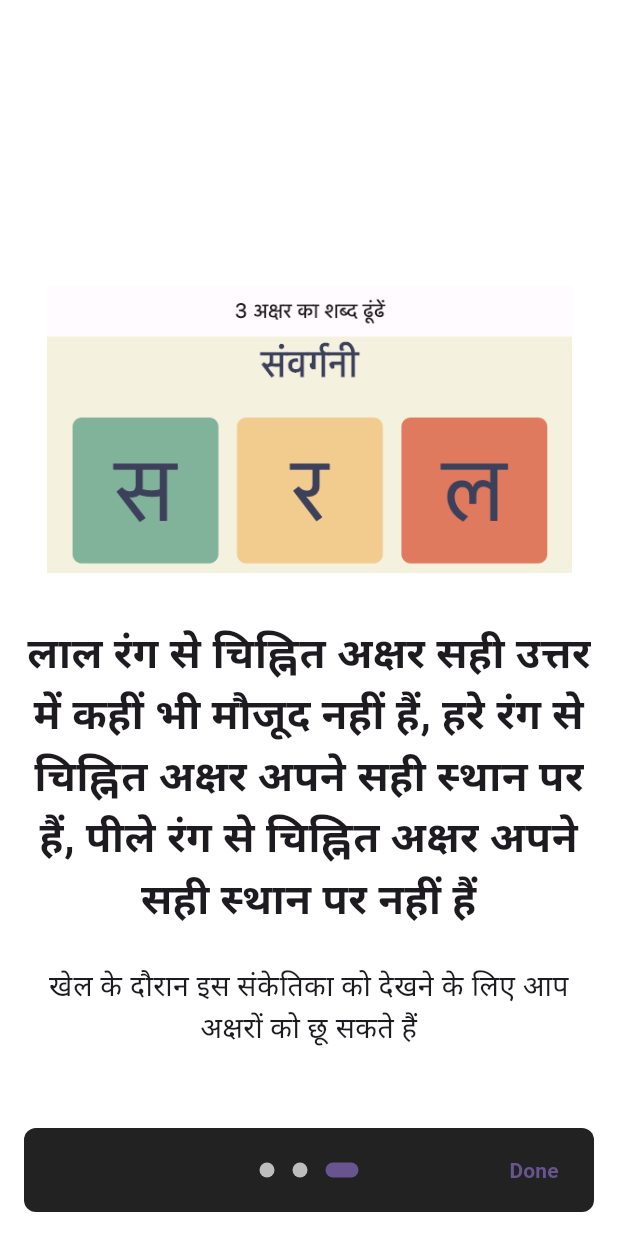
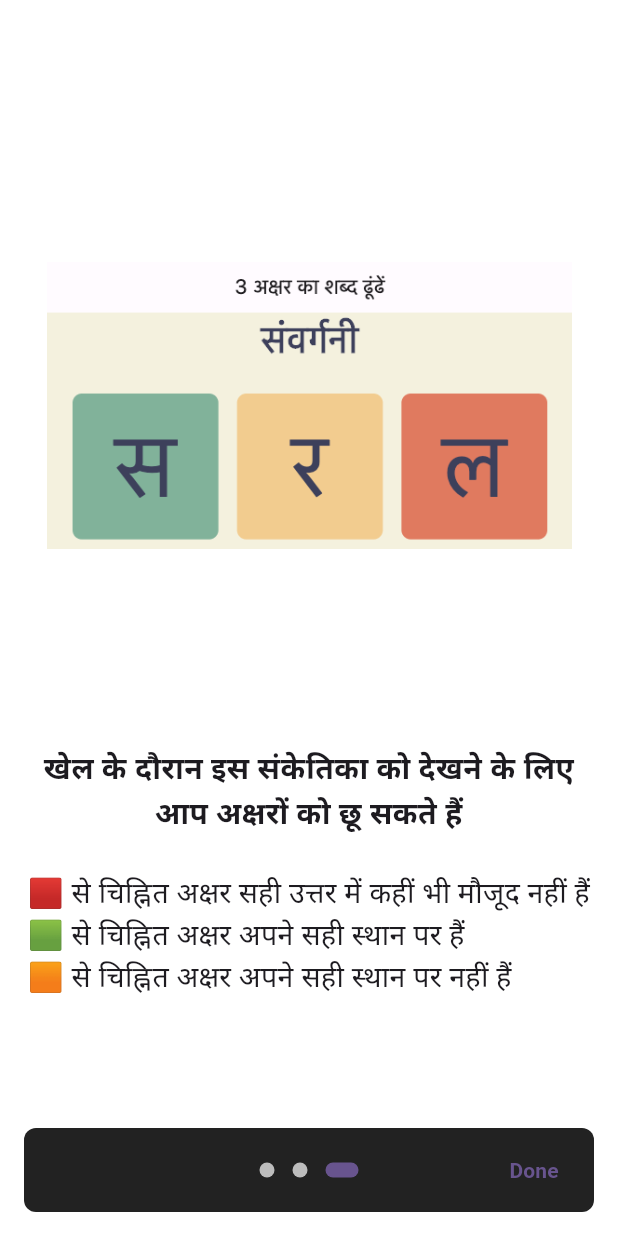
Before and after one commit to aruhant/samvargani, a Flutter app: the screen it shows after launch, swiped to page 3, on a phone screen of 412 x 824 dp. Run offline on Flutter 3.47's test engine with Material 2 defaults, Android fonts, the phone set to English and light mode, and no system bars; drawn by our look-alikes of auto_size_text, introduction_screen; our stand-ins replace shared_preferences; accounts and stored records are empty.

Commit message:
added help and tooltips

```diff
--- a/app/lib/main.dart
+++ b/app/lib/main.dart
@@ -19,10 +19,10 @@ class MyApp extends StatelessWidget {
         colorScheme: ColorScheme.fromSeed(seedColor: Colors.deepPurple),
         useMaterial3: true,
       ),
-      // home: const PracticeGame(),
-      home: (UserPrefs.instance.firstRun)
-          ? const GameHelpWidget()
-          : const PracticeGame(),
+      home: const GameHelpWidget(),
+      // home:  true && (UserPrefs.instance.firstRun)
+      //     ? const GameHelpWidget()
+      //     : const PracticeGame(),
     );
   }
 }
--- a/app/lib/widgets/game_help.dart
+++ b/app/lib/widgets/game_help.dart
@@ -1,3 +1,4 @@
+import 'package:auto_size_text/auto_size_text.dart';
 import 'package:flutter/foundation.dart';
 import 'package:flutter/material.dart';
 import 'package:flutter/services.dart';
@@ -41,19 +42,21 @@ class GameHelpWidgetState extends State<GameHelpWidget> {
     const bodyStyle = TextStyle(fontSize: 19.0);
 
     const pageDecoration = PageDecoration(
-      titleTextStyle: TextStyle(fontSize: 28.0, fontWeight: FontWeight.w700),
+      titleTextStyle: TextStyle(fontSize: 20.0, fontWeight: FontWeight.w700),
       bodyTextStyle: bodyStyle,
-      bodyPadding: EdgeInsets.fromLTRB(16.0, 0.0, 16.0, 16.0),
+      // bodyPadding: EdgeInsets.all(20),
+      // contentMargin: EdgeInsets.all(20),
+      bodyAlignment: Alignment.centerLeft,
       pageColor: Colors.white,
-      imagePadding: EdgeInsets.zero,
+      imagePadding: EdgeInsets.all(16),
     );
 
     return IntroductionScreen(
       key: introKey,
+
       globalBackgroundColor: Colors.white,
       allowImplicitScrolling: true,
-      autoScrollDuration: 13000,
-      infiniteAutoScroll: false,
+      autoScrollDuration: null,
       // globalHeader: Align(
       //   alignment: Alignment.topRight,
       //   child: SafeArea(
@@ -82,9 +85,15 @@ class GameHelpWidgetState extends State<GameHelpWidget> {
         ),
         PageViewModel(
           title:
-              "लाल रंग से चिह्नित अक्षर सही उत्तर में कहीं भी मौजूद नहीं हैं, हरे रंग से चिह्नित अक्षर अपने सही स्थान पर हैं, पीले रंग से चिह्नित अक्षर अपने सही स्थान पर नहीं हैं",
-          body:
               "खेल के दौरान इस संकेतिका को देखने के लिए आप अक्षरों को छू सकते हैं",
+          bodyWidget: AutoSizeText(
+            "🟥 से चिह्नित अक्षर सही उत्तर में कहीं भी मौजूद नहीं हैं\n🟩 से चिह्नित अक्षर अपने सही स्थान पर हैं\n🟧 से चिह्नित अक्षर अपने सही स्थान पर नहीं हैं",
+            style: TextStyle(fontSize: 60),
+            maxLines: 3,
+            maxFontSize: 60,
+            minFontSize: 5,
+            textAlign: TextAlign.left,
+          ),
           // "जैसा कि हम देख सकते हैं कि जिस शब्द का हमें अनुमान है उसमें 2 अक्षर हैं; दूसरे स्थान पर एक मंत्र के साथ एक अक्षर भी है; तीसरे स्थान पर कुछ पूर्ण अक्षर के साथ आधा अक्षर - 's' है।",
           image: _buildImage('intro2.png'),
           decoration: pageDecoration,
```
Also changed, not shown: app/lib/widgets/cell_widget.dart (+11 -0 lines), 2 other files.
